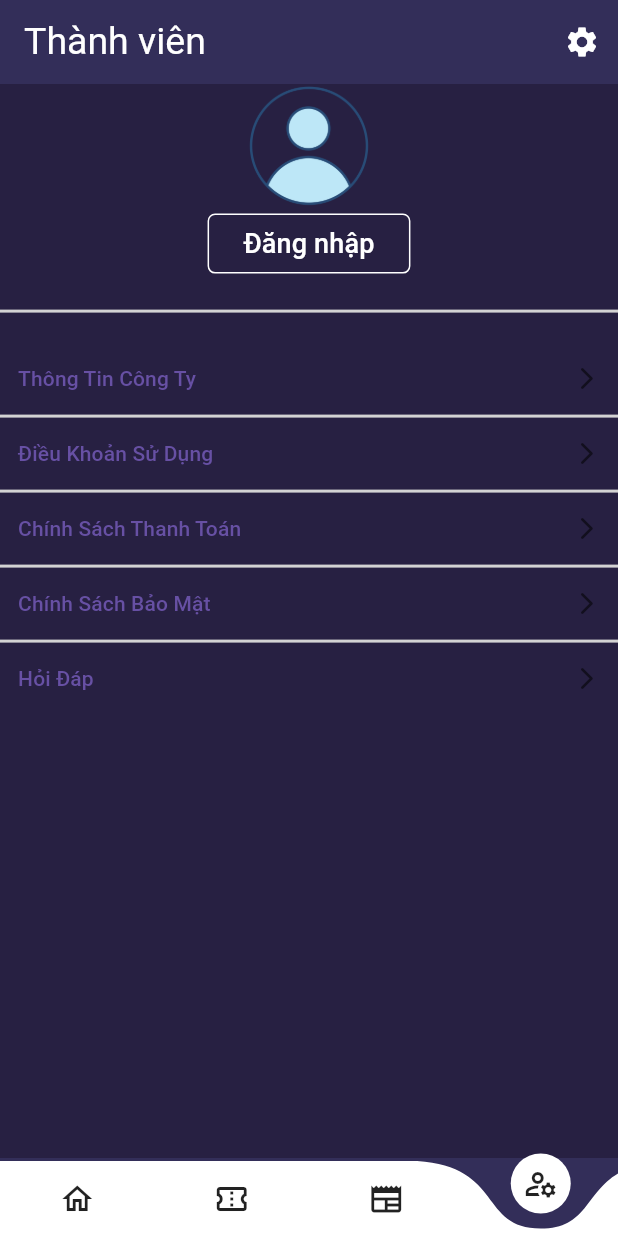
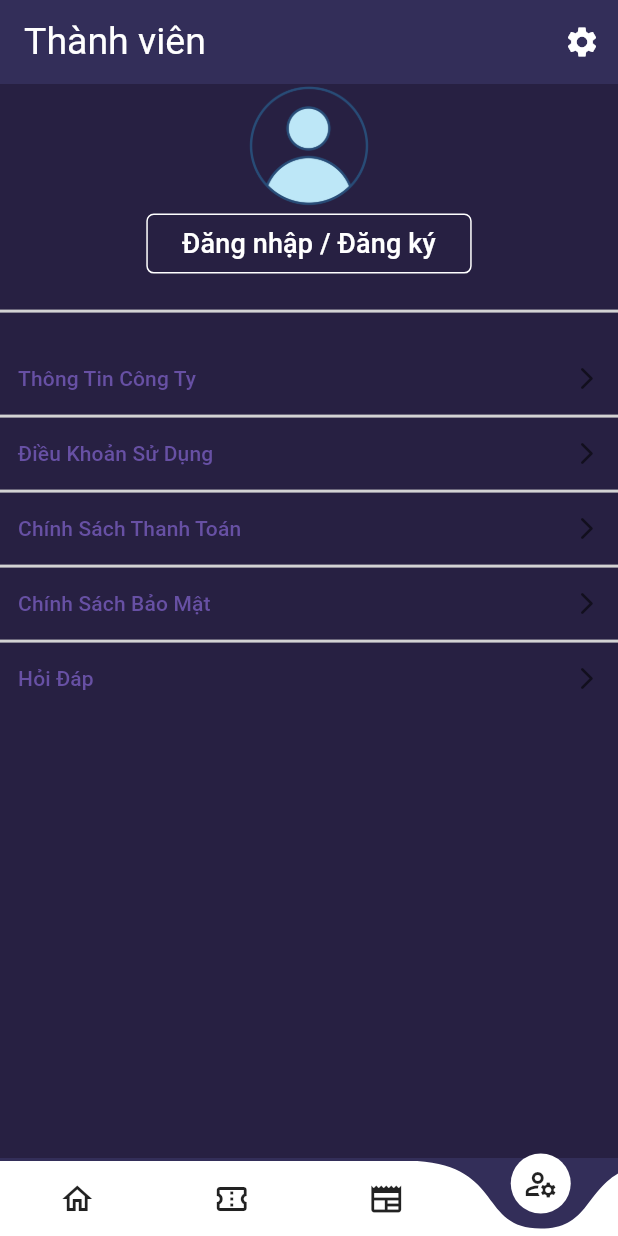
Before and after one commit to PhamVietTuong/Cinema, a Flutter app: the screen it shows after launch, item 4 of the bottom bar chosen, on a phone screen of 412 x 824 dp. Run offline on Flutter 3.47's test engine with Material 3 defaults, Android fonts, the phone set to English and light mode, and no system bars; drawn by our look-alikes of curved_labeled_navigation_bar; our stand-ins replace qr_flutter, shared_preferences, webview_flutter; missing offline and left inert: signalr_netcore, translator; accounts and stored records are empty; network calls fail; project files that could hold a hidden picture were left out.

Commit message:
update user date 9/7/2024 to y

```diff
--- a/cinema_app/lib/presenters/theater_presenter.dart
+++ b/cinema_app/lib/presenters/theater_presenter.dart
@@ -38,7 +38,7 @@ class TheaterPresenter {
       //  _view.onLoadTheaterError();
     } catch (error) {
       // Xử lý lỗi
-      print('Error fetching theaters: $error');
+      print('Error fetching combo: $error');
       _view.onLoadError();
     }
   }
--- a/cinema_app/lib/presenters/user_presenter.dart
+++ b/cinema_app/lib/presenters/user_presenter.dart
@@ -5,7 +5,6 @@ abstract class UserViewContract {
   void onLoadError(String error);
   void onLoadSuccess(String message);
   void LoadLoginSuccess(User user);
- void onLoadToken(String token, DateTime expirationTime);
 }
 
 class UserPresenter {
@@ -29,7 +28,6 @@ class UserPresenter {
     try {
       User user = await repository.login(login);
       _view.LoadLoginSuccess(user);
-      _view.onLoadToken(user.token, user.expirationTime);
      // print(user.expirationTime);
     } catch (e) {
       _view.onLoadError('$e');
--- a/cinema_app/lib/views/Account/user_info_page.dart
+++ b/cinema_app/lib/views/Account/user_info_page.dart
@@ -61,7 +61,7 @@ class _UserInfoPageState extends State<UserInfoPage> {
             child: Text(textSignOut),
             onPressed: () async {
               await Config.logOut();
-              Navigator.of(context).pop(); // Đóng dialog
+              Navigator.of(context).popUntil((route) => route.isFirst,); // Đóng dialog
               Navigator.pushReplacement(
                 context,
                 MaterialPageRoute(builder: (context) => BottomNav()),
--- a/cinema_app/lib/views/Account/user_screen.dart
+++ b/cinema_app/lib/views/Account/user_screen.dart
@@ -13,12 +13,16 @@ class UserScreen extends StatefulWidget {
 }
 
 class _UserState extends State<UserScreen> {
+  double _currentRanking = 0.0;
+
   String textAppBar = "Thành viên";
   String textInfoUser = "Thông tin người dùng";
   String textTransactionHistory = "Lịch sử giao dịch";
   String textMovie = "Danh sách phim";
   String textFavorite = "Phim yêu thích";
   String textLogin = "Đăng nhập";
+  String textRegister = "Đăng ký";
+  String textRank = "Điểm thành viên";
 
   void tranlate() async {
     List<String> textTranlate = await Future.wait([
@@ -28,6 +32,8 @@ class _UserState extends State<UserScreen> {
       Styles.translate(textMovie),
       Styles.translate(textFavorite),
       Styles.translate(textLogin),
+      Styles.translate(textRank),
+      Styles.translate(textRegister),
     ]);
     textAppBar = textTranlate[0];
     textInfoUser = textTranlate[1];
@@ -35,7 +41,8 @@ class _UserState extends State<UserScreen> {
     textMovie = textTranlate[3];
     textFavorite = textTranlate[4];
     textLogin = textTranlate[5];
-
+    textRank = textTranlate[6];
+    textRegister = textTranlate[7];
     setState(() {});
   }
 
@@ -53,6 +60,7 @@ class _UserState extends State<UserScreen> {
   @override
   Widget build(BuildContext context) {
     return Scaffold(
+
       appBar: AppBar(
         backgroundColor: Styles.backgroundContent[Config.themeMode],
         title: Text(
@@ -68,7 +76,10 @@ class _UserState extends State<UserScreen> {
             onPressed: () {
               Navigator.push(
                 context,
-                MaterialPageRoute(builder: (context) =>  SettingsScreen(refresh: refresh , )),
+                MaterialPageRoute(
+                    builder: (context) => SettingsScreen(
+                          refresh: refresh,
+                        )),
               );
             },
           ),
@@ -81,9 +92,10 @@ class _UserState extends State<UserScreen> {
           children: [
             Config.userInfo != null
                 ? Column(
+                    crossAxisAlignment: CrossAxisAlignment.center,
                     children: [
                       Row(
-                        crossAxisAlignment: CrossAxisAlignment.center,
+                        crossAxisAlignment: CrossAxisAlignment.end,
                         children: [
                           Container(
                             width: MediaQuery.of(context).size.width * 0.3,
@@ -93,6 +105,9 @@ class _UserState extends State<UserScreen> {
                               fit: BoxFit.contain,
                             ),
                           ),
+                          Column(
+                            crossAxisAlignment: CrossAxisAlignment.start,
+                            children: [
                               Text(
                                 Config.userInfo!.fullname,
                                 style: TextStyle(
@@ -100,8 +115,8 @@ class _UserState extends State<UserScreen> {
                                   fontSize: Styles.titleFontSize,
                                 ),
                               ),
-                          IconButton(
-                              onPressed: () {
+                              GestureDetector(
+                                onTap: () {
                                   Navigator.push(
                                     context,
                                     MaterialPageRoute(
@@ -110,11 +125,33 @@ class _UserState extends State<UserScreen> {
                                             )),
                                   );
                                 },
-                              icon: Icon(
+                                child: Container(
+                                  padding: EdgeInsets.all(3),
+                                  decoration: BoxDecoration(
+                                    color: Colors.grey,
+                                    borderRadius: BorderRadius.circular(30),
+                                  ),
+                                  child: Row(
+                                    children: [
+                                      Icon(
                                         Icons.edit_note_outlined,
-                                color: Styles.boldTextColor[Config.themeMode],
-                                size: Styles.iconSizeInTitle,
-                              )),
+                                        color: Styles
+                                            .boldTextColor[Config.themeMode],
+                                        size: Styles.iconSizeInLineText,
+                                      ),
+                                      Text(
+                                        textInfoUser,
+                                        style: TextStyle(
+                                            color: Styles.boldTextColor[
+                                                Config.themeMode],
+                                            fontSize: Styles.textSize),
+                                      )
+                                    ],
+                                  ),
+                                ),
+                              )
+                            ],
+                          ),
                         ],
                       ),
                       SizedBox(
@@ -199,7 +236,28 @@ class _UserState extends State<UserScreen> {
                             ),
                           ),
                         ],
-                      )
+                      ),
+                      SizedBox(
+                        height: 15,
+                      ),
+                      Text(
+                        textRank,
+                        style: TextStyle(
+                            fontSize: Styles.titleFontSize,
+                            color: Styles.boldTextColor[Config.themeMode]),
+                      ),
+                      Slider(
+                        value: _currentRanking,
+                        min: 0,
+                        max: 100,
+                        divisions: 100,
+                        label: _currentRanking.round().toString(),
+                        onChanged: (double value) {
+                          setState(() {
+                            _currentRanking = value;
+                          });
+                        },
+                      ),
                     ],
                   )
                 : Column(
@@ -231,7 +289,7 @@ class _UserState extends State<UserScreen> {
                           ),
                         ),
                         child: Text(
-                          textLogin,
+                          '${textLogin} / ${textRegister}',
                           style: TextStyle(
                             color: Styles.boldTextColor[Config.themeMode],
                             fontSize: Styles.titleFontSize,
```
Also changed, not shown: cinema_app/lib/data/models/user.dart (+0 -25 lines), cinema_app/lib/views/Account/login.dart (+28 -33 lines), cinema_app/lib/views/Account/register.dart (+7 -7 lines). Lines whose indentation alone changed are shown as unchanged.
